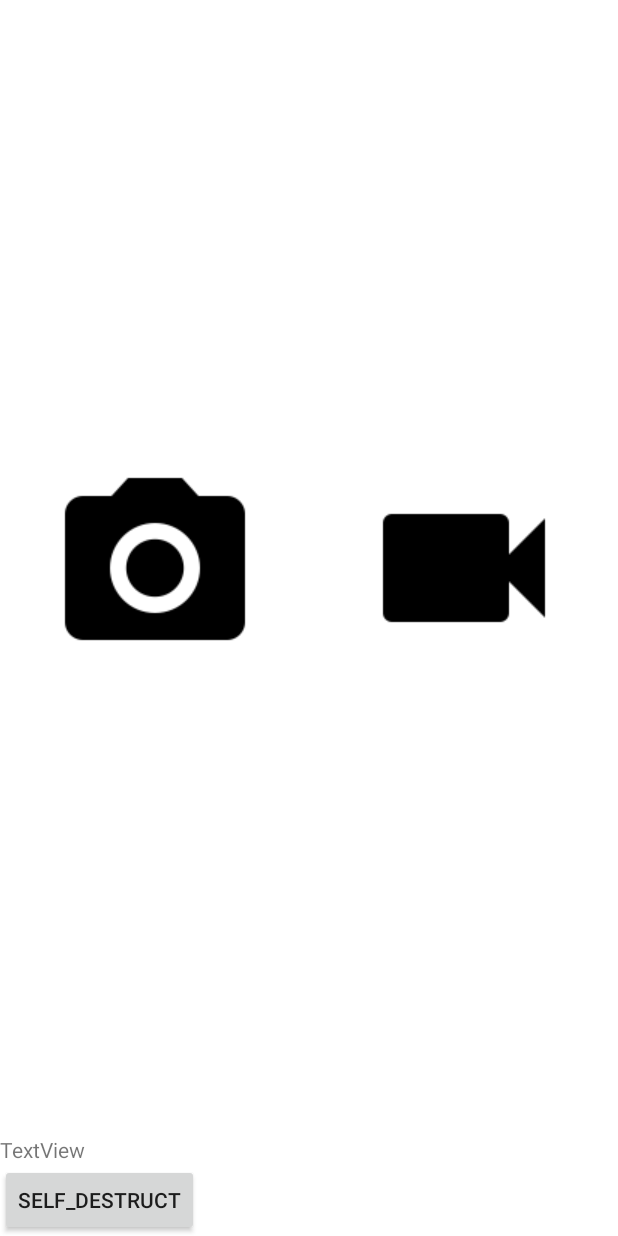
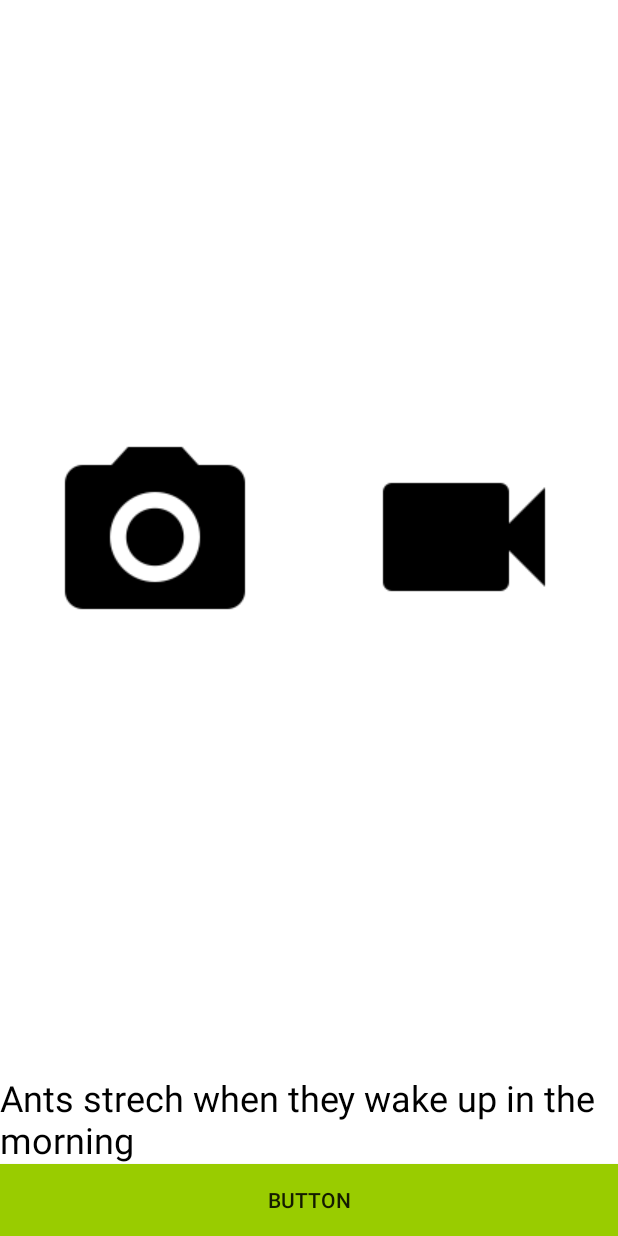
Before and after one commit to Crystal-AR/Crystal-AR, an Android app: the layout activity_main.xml on its own in the app's theme, with its tools: preview values and no code run, on a phone screen of 412 x 824 dp. Run offline under Robolectric (Android 15) with nearby library versions, the phone set to English and light mode, and no system bars.

Commit message:
functional camera

```diff
--- a/Crystal-AR/app/src/main/res/layout/activity_main.xml
+++ b/Crystal-AR/app/src/main/res/layout/activity_main.xml
@@ -32,14 +32,26 @@
 
     </LinearLayout>
     <TextView
-        android:id="@+id/texto"
+        android:text="Ants strech when they wake up in the morning"
         android:layout_width="wrap_content"
         android:layout_height="wrap_content"
-        android:text="TextView" />
+        android:layout_centerVertical="true"
+        android:layout_alignParentLeft="true"
+        android:layout_alignParentStart="true"
+        android:id="@+id/factTextView"
+        android:textSize="24sp"
+        android:textColor="@android:color/black" />
+
     <Button
-        android:id="@+id/selfDestruct"
+        android:text="Button"
+        android:layout_width="match_parent"
         android:layout_height="wrap_content"
-        android:layout_width="wrap_content"
-        android:text="self_destruct" />
-        <!--android:onClick="selfDestruct" />-->
+        android:layout_alignParentBottom="true"
+        android:layout_centerHorizontal="true"
+        android:id="@+id/showFactButton"
+        android:textSize="14sp"
+        android:background="@android:color/holo_green_light" />
+
+
+
 </LinearLayout>
```
Also changed, not shown: Crystal-AR/app/src/main/java/com/crystal_ar/crystal_ar/MainActivity.java (+109 -11 lines), Crystal-AR/app/src/main/java/com/crystal_ar/crystal_ar/ViewImageActivity.java (added, +30 -0 lines), Crystal-AR/app/src/main/res/layout/activity_view_image.xml (added, +18 -0 lines), Crystal-AR/crystal-ar/src/main/java/com/crystal_ar/crystal_ar/CrystalAR.java (+10 -10 lines).
